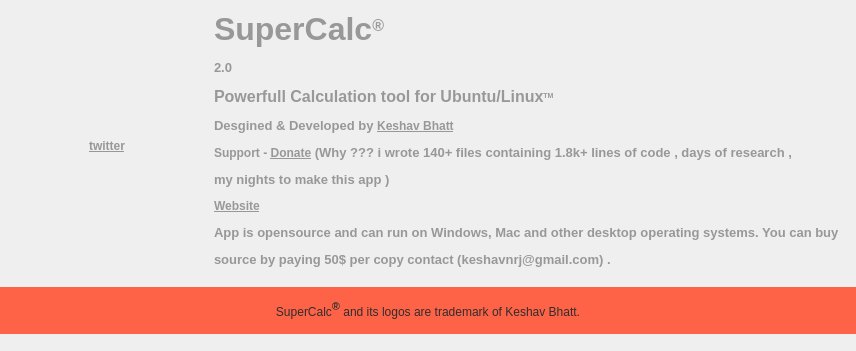
Before: the Qt Designer form snapcraft-qt/aboutdialog.ui in snapcraft-gui/snapcraft-gui, drawn with Qt 5.
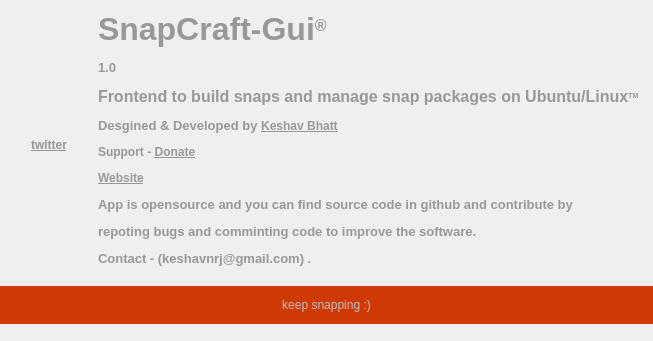
After: the same form once the commit is applied. Icons and pictures are not drawn.

Diff of the .ui file:
```diff
--- a/snapcraft-qt/aboutdialog.ui
+++ b/snapcraft-qt/aboutdialog.ui
@@ -6,8 +6,8 @@
    <rect>
     <x>0</x>
     <y>0</y>
-    <width>856</width>
-    <height>351</height>
+    <width>653</width>
+    <height>341</height>
    </rect>
   </property>
   <property name="sizePolicy">
@@ -68,7 +68,10 @@
        <item>
         <widget class="QLabel" name="label">
          <property name="text">
-          <string>&lt;html&gt;&lt;head/&gt;&lt;body&gt;&lt;p align=&quot;center&quot;&gt;&lt;img src=&quot;:/new/icons/calculator_about.png&quot;/&gt;&lt;/p&gt;&lt;p align=&quot;center&quot;&gt;&lt;a href=&quot;https://twitter.com/keshavmail68&quot;&gt;&lt;span style=&quot; font-weight:600; text-decoration: underline; color:#979797;&quot;&gt;twitter&lt;/span&gt;&lt;/a&gt;&lt;/p&gt;&lt;/body&gt;&lt;/html&gt;</string>
+          <string>&lt;html&gt;&lt;head/&gt;&lt;body&gt;&lt;p align=&quot;center&quot;&gt;&lt;img src=&quot;:/images/images/logo2.png&quot;/&gt;&lt;/p&gt;&lt;p align=&quot;center&quot;&gt;&lt;a href=&quot;https://twitter.com/keshavmail68&quot;&gt;&lt;span style=&quot; font-weight:600; text-decoration: underline; color:#979797;&quot;&gt;twitter&lt;/span&gt;&lt;/a&gt;&lt;/p&gt;&lt;/body&gt;&lt;/html&gt;</string>
+         </property>
+         <property name="scaledContents">
+          <bool>true</bool>
          </property>
         </widget>
        </item>
@@ -94,7 +97,7 @@
           <number>1</number>
          </property>
          <property name="text">
-          <string>&lt;html&gt;&lt;head/&gt;&lt;body&gt;&lt;p&gt;&lt;span style=&quot; font-size:24pt; font-weight:600; color:#989898;&quot;&gt;SuperCalc&lt;/span&gt;&lt;span style=&quot; font-size:18pt; font-weight:600; color:#989898; vertical-align:super;&quot;&gt;®&lt;/span&gt;&lt;/p&gt;&lt;p&gt;&lt;span style=&quot; font-size:10pt; font-weight:600; color:#989898;&quot;&gt;2.0 &lt;/span&gt;&lt;/p&gt;&lt;p&gt;&lt;span style=&quot; font-size:12pt; font-weight:600; color:#989898;&quot;&gt;Powerfull Calculation tool for Ubuntu/Linux&lt;/span&gt;&lt;span style=&quot; font-size:8pt; font-weight:600; color:#989898; vertical-align:super;&quot;&gt;TM&lt;/span&gt;&lt;/p&gt;&lt;p&gt;&lt;span style=&quot; font-size:10pt; font-weight:600; color:#989898;&quot;&gt;Desgined &amp;amp; Developed by &lt;/span&gt;&lt;a href=&quot;https://facebook.com/keshav.bhatt.393&quot;&gt;&lt;span style=&quot; font-weight:600; text-decoration: underline; color:#989898;&quot;&gt;Keshav Bhatt&lt;/span&gt;&lt;/a&gt;&lt;/p&gt;&lt;p&gt;&lt;span style=&quot; font-weight:600; color:#989898;&quot;&gt;Support - &lt;/span&gt;&lt;a href=&quot;http://armybharti.in/donate.html&quot;&gt;&lt;span style=&quot; font-weight:600; text-decoration: underline; color:#989898;&quot;&gt;Donate&lt;/span&gt;&lt;/a&gt;&lt;span style=&quot; font-size:10pt; font-weight:600; color:#989898;&quot;&gt; (Why ??? i wrote 140+ files containing 1.8k+ lines of code , days of research , &lt;/span&gt;&lt;/p&gt;&lt;p&gt;&lt;span style=&quot; font-size:10pt; font-weight:600; color:#989898;&quot;&gt;my nights to make this app ) &lt;/span&gt;&lt;/p&gt;&lt;p&gt;&lt;a href=&quot;http://armybharti.in/me&quot;&gt;&lt;span style=&quot; font-weight:600; text-decoration: underline; color:#989898;&quot;&gt;Website&lt;/span&gt;&lt;/a&gt;&lt;/p&gt;&lt;p&gt;&lt;span style=&quot; font-size:10pt; font-weight:600; color:#989898;&quot;&gt;App is opensource and can run on Windows, Mac and other desktop operating systems. You can buy &lt;/span&gt;&lt;/p&gt;&lt;p&gt;&lt;span style=&quot; font-size:10pt; font-weight:600; color:#989898;&quot;&gt;source by paying 50$ per copy contact (keshavnrj@gmail.com) .&lt;/span&gt;&lt;br/&gt;&lt;/p&gt;&lt;/body&gt;&lt;/html&gt;</string>
+          <string>&lt;html&gt;&lt;head/&gt;&lt;body&gt;&lt;p&gt;&lt;span style=&quot; font-size:24pt; font-weight:600; color:#989898;&quot;&gt;SnapCraft-Gui&lt;/span&gt;&lt;span style=&quot; font-size:18pt; font-weight:600; color:#989898; vertical-align:super;&quot;&gt;®&lt;/span&gt;&lt;/p&gt;&lt;p&gt;&lt;span style=&quot; font-size:10pt; font-weight:600; color:#989898;&quot;&gt;1.0 &lt;/span&gt;&lt;/p&gt;&lt;p&gt;&lt;span style=&quot; font-size:12pt; font-weight:600; color:#989898;&quot;&gt;Frontend to build snaps and manage snap packages on Ubuntu/Linux&lt;/span&gt;&lt;span style=&quot; font-size:8pt; font-weight:600; color:#989898; vertical-align:super;&quot;&gt;TM&lt;/span&gt;&lt;/p&gt;&lt;p&gt;&lt;span style=&quot; font-size:10pt; font-weight:600; color:#989898;&quot;&gt;Desgined &amp;amp; Developed by &lt;/span&gt;&lt;a href=&quot;https://facebook.com/keshav.bhatt.393&quot;&gt;&lt;span style=&quot; font-weight:600; text-decoration: underline; color:#989898;&quot;&gt;Keshav Bhatt&lt;/span&gt;&lt;/a&gt;&lt;/p&gt;&lt;p&gt;&lt;span style=&quot; font-weight:600; color:#989898;&quot;&gt;Support - &lt;/span&gt;&lt;a href=&quot;http://armybharti.in/donate.html&quot;&gt;&lt;span style=&quot; font-weight:600; text-decoration: underline; color:#989898;&quot;&gt;Donate&lt;/span&gt;&lt;/a&gt;&lt;/p&gt;&lt;p&gt;&lt;a href=&quot;http://ktechpit.com&quot;&gt;&lt;span style=&quot; font-weight:600; text-decoration: underline; color:#989898;&quot;&gt;Website&lt;/span&gt;&lt;/a&gt;&lt;/p&gt;&lt;p&gt;&lt;span style=&quot; font-size:10pt; font-weight:600; color:#989898;&quot;&gt;App is opensource and you can find source code in github and contribute by &lt;/span&gt;&lt;/p&gt;&lt;p&gt;&lt;span style=&quot; font-size:10pt; font-weight:600; color:#989898;&quot;&gt;repoting bugs and comminting code to improve the software.&lt;/span&gt;&lt;/p&gt;&lt;p&gt;&lt;span style=&quot; font-size:10pt; font-weight:600; color:#989898;&quot;&gt;Contact - (keshavnrj@gmail.com) .&lt;/span&gt;&lt;br/&gt;&lt;/p&gt;&lt;/body&gt;&lt;/html&gt;</string>
          </property>
          <property name="scaledContents">
           <bool>true</bool>
@@ -125,10 +128,11 @@
      <item>
       <widget class="QLabel" name="label_3">
        <property name="styleSheet">
-        <string notr="true">background-color: #FF6347;</string>
+        <string notr="true">background-color: #CF3906;
+color:silver;</string>
        </property>
        <property name="text">
-        <string>&lt;html&gt;&lt;head/&gt;&lt;body&gt;&lt;p align=&quot;center&quot;&gt;&lt;span style=&quot; color:#2d2d2d;&quot;&gt;SuperCalc&lt;/span&gt;&lt;span style=&quot; font-size:12pt; font-weight:600; color:#2d2d2d; vertical-align:super;&quot;&gt;®&lt;/span&gt;&lt;span style=&quot; color:#2d2d2d;&quot;&gt; and its logos are trademark of Keshav Bhatt.&lt;/span&gt;&lt;/p&gt;&lt;/body&gt;&lt;/html&gt;</string>
+        <string>&lt;html&gt;&lt;head/&gt;&lt;body&gt;&lt;p align=&quot;center&quot;&gt;&lt;span style=&quot; color:silver;&quot;&gt;keep snapping :)&lt;/span&gt;&lt;/p&gt;&lt;/body&gt;&lt;/html&gt;</string>
        </property>
       </widget>
      </item>
```
